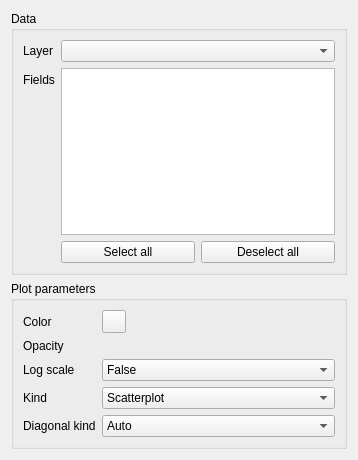
Qt form eis_qgis_plugin/resources/ui/wizard_plot_pairplot.ui (GispoCoding/eis_qgis_plugin) before a commit.
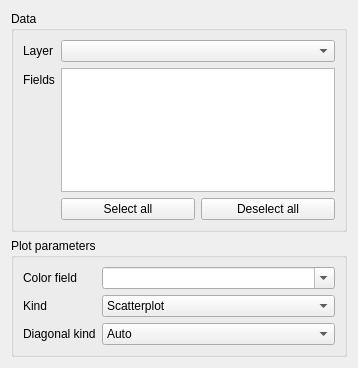
The same form after that commit. Custom widgets are drawn as their Qt base class.

```diff
--- a/eis_qgis_plugin/resources/ui/wizard_plot_pairplot.ui
+++ b/eis_qgis_plugin/resources/ui/wizard_plot_pairplot.ui
@@ -7,7 +7,7 @@
     <x>0</x>
     <y>0</y>
     <width>358</width>
-    <height>460</height>
+    <height>368</height>
    </rect>
   </property>
   <property name="sizePolicy">
@@ -19,13 +19,13 @@
   <property name="minimumSize">
    <size>
     <width>0</width>
-    <height>460</height>
+    <height>368</height>
    </size>
   </property>
   <property name="maximumSize">
    <size>
     <width>16777215</width>
-    <height>460</height>
+    <height>368</height>
    </size>
   </property>
   <property name="windowTitle">
@@ -69,6 +69,12 @@
           <verstretch>0</verstretch>
          </sizepolicy>
         </property>
+        <property name="alternatingRowColors">
+         <bool>true</bool>
+        </property>
+        <property name="selectionMode">
+         <enum>QAbstractItemView::MultiSelection</enum>
+        </property>
        </widget>
       </item>
       <item row="2" column="1">
@@ -107,63 +113,28 @@
       <item row="0" column="0">
        <widget class="QLabel" name="label_113">
         <property name="text">
-         <string>Color</string>
+         <string>Color field</string>
         </property>
        </widget>
       </item>
       <item row="0" column="1">
-       <widget class="QgsColorButton" name="pairplot_color">
-        <property name="minimumSize">
-         <size>
-          <width>24</width>
-          <height>0</height>
-         </size>
+       <widget class="QgsFieldComboBox" name="pairplot_color_field">
+        <property name="editable">
+         <bool>true</bool>
+        </property>
+        <property name="allowEmptyFieldName">
+         <bool>true</bool>
         </property>
        </widget>
       </item>
       <item row="1" column="0">
-       <widget class="QLabel" name="label_114">
-        <property name="text">
-         <string>Opacity</string>
-        </property>
-       </widget>
-      </item>
-      <item row="1" column="1">
-       <widget class="QgsOpacityWidget" name="pairplot_opacity">
-        <property name="opacity">
-         <double>0.900000000000000</double>
-        </property>
-       </widget>
-      </item>
-      <item row="2" column="0">
-       <widget class="QLabel" name="label_115">
-        <property name="text">
-         <string>Log scale</string>
-        </property>
-       </widget>
-      </item>
-      <item row="2" column="1">
-       <widget class="QComboBox" name="pairplot_log_scale">
-        <item>
-         <property name="text">
-          <string>False</string>
-         </property>
-        </item>
-        <item>
-         <property name="text">
-          <string>True</string>
-         </property>
-        </item>
-       </widget>
-      </item>
-      <item row="3" column="0">
        <widget class="QLabel" name="label_116">
         <property name="text">
          <string>Kind</string>
         </property>
        </widget>
       </item>
-      <item row="3" column="1">
+      <item row="1" column="1">
        <widget class="QComboBox" name="pairplot_kind">
         <item>
          <property name="text">
@@ -187,14 +158,14 @@
         </item>
        </widget>
       </item>
-      <item row="4" column="0">
+      <item row="2" column="0">
        <widget class="QLabel" name="label_117">
         <property name="text">
          <string>Diagonal kind</string>
         </property>
        </widget>
       </item>
-      <item row="4" column="1">
+      <item row="2" column="1">
        <widget class="QComboBox" name="pairplot_diagonal_kind">
         <item>
          <property name="text">
@@ -225,20 +196,15 @@
  </widget>
  <customwidgets>
   <customwidget>
-   <class>QgsColorButton</class>
-   <extends>QToolButton</extends>
-   <header>qgscolorbutton.h</header>
+   <class>QgsFieldComboBox</class>
+   <extends>QComboBox</extends>
+   <header>qgsfieldcombobox.h</header>
   </customwidget>
   <customwidget>
    <class>QgsMapLayerComboBox</class>
    <extends>QComboBox</extends>
    <header>qgsmaplayercombobox.h</header>
   </customwidget>
-  <customwidget>
-   <class>QgsOpacityWidget</class>
-   <extends>QWidget</extends>
-   <header>qgsopacitywidget.h</header>
-  </customwidget>
  </customwidgets>
  <resources/>
  <connections/>
```
Left out of the diff: 2 changed lines with no effect on the pictures.
